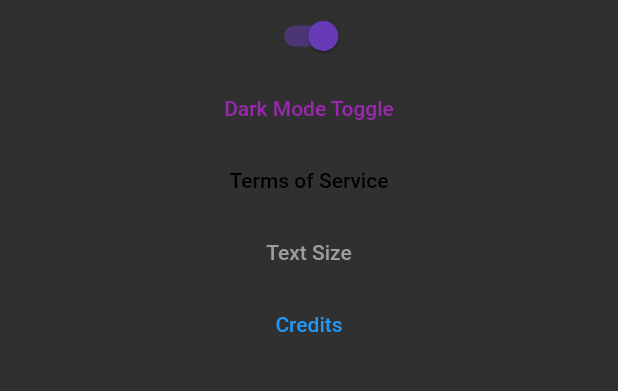
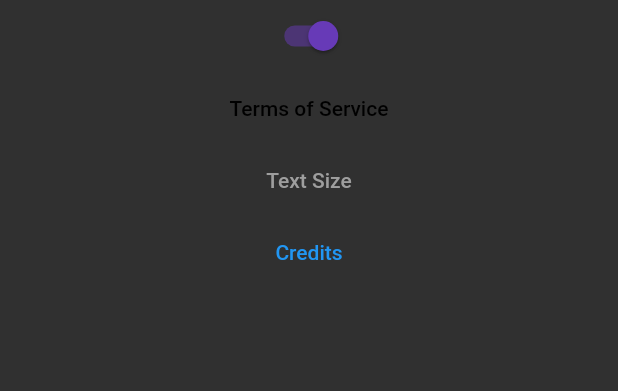
Before and after one commit to SubsurfaceStudios/CVR-App, a Flutter app: the screen it shows after launch, after a tap on "Settings", on a phone screen of 412 x 824 dp, the part 108-499 px from its top. Run offline on Flutter 3.47's test engine with Material 2 defaults, Android fonts, the phone set to English and light mode, and no system bars; our stand-ins replace adaptive_dialog, shared_preferences.

Commit message:
removed old dark mode button
- removed all dark mode button
- changed version number to match pull amount
- why is someone crying behind me?

```diff
--- a/flutter/lib/home_page.dart
+++ b/flutter/lib/home_page.dart
@@ -32,7 +32,7 @@ class _HomePageState extends State<HomePage> {
               image: AssetImage('assets/cvrpurple.png'),
               width: 200,
               height: 200),
-          Text("CVRNet App TEGU BUILD v1.0.0 (fork of v1.0.2)"),
+          Text("CVRNet App TEGU BUILD v1.2.0 (fork of v1.0.2)"),
           TextButton(
             style: ButtonStyle(
               foregroundColor: MaterialStateProperty.all<Color>(Colors.blue),
--- a/flutter/lib/settings.dart
+++ b/flutter/lib/settings.dart
@@ -39,18 +39,6 @@ class _HomePageState extends State<Settings> {
               }),
           TextButton(
             style: ButtonStyle(
-              foregroundColor: MaterialStateProperty.all<Color>(Colors.purple),
-            ),
-            onPressed: () {
-              Navigator.push(
-                context,
-                MaterialPageRoute(builder: (context) => HomePage()),
-              );
-            },
-            child: Text('Dark Mode Toggle'),
-          ),
-          TextButton(
-            style: ButtonStyle(
               foregroundColor: MaterialStateProperty.all<Color>(Colors.black),
             ),
             onPressed: () {},
```
